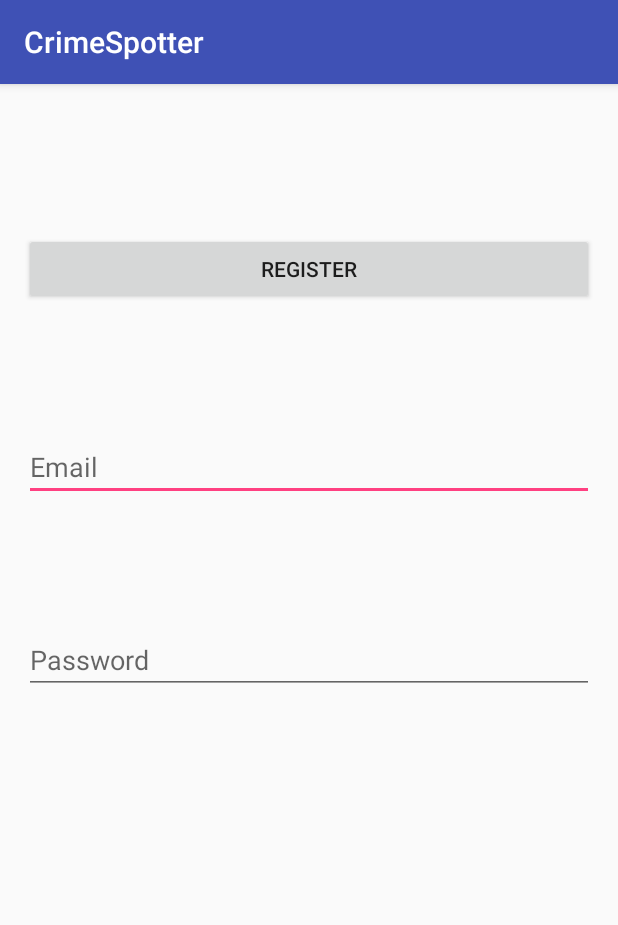
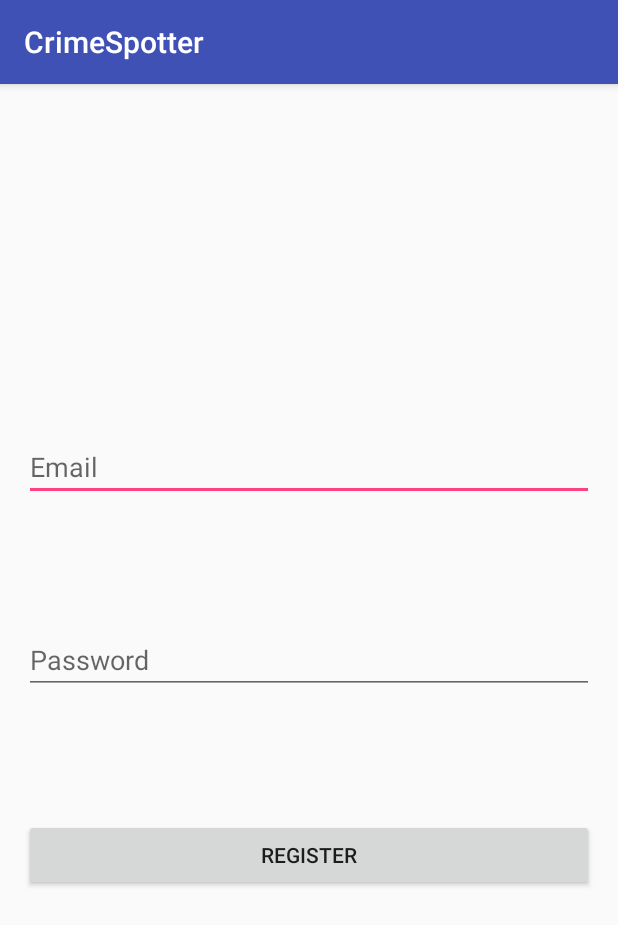
Before and after one commit to duduzile/CrimeSpotter, an Android app: the RegisterActivity screen opened directly, with no data from a screen before it, on a phone screen of 412 x 824 dp. Shown: the top 925 px of the screen. Run offline under Robolectric (Android 15) with nearby library versions, the phone set to English and light mode, and no system bars; our stand-ins replace Firebase (no records; nobody signed in at launch, a user with empty details on screens opened directly).

Commit message:
Create user

```diff
--- a/app/src/main/res/layout/activity_register.xml
+++ b/app/src/main/res/layout/activity_register.xml
@@ -15,7 +15,7 @@
         android:text="@string/register"
         android:id="@+id/register_button"
         android:layout_marginTop="83dp"
-        android:layout_below="@+id/editText2"
+        android:layout_below="@+id/password_input"
         android:layout_centerHorizontal="true" />
 
     <EditText
```
